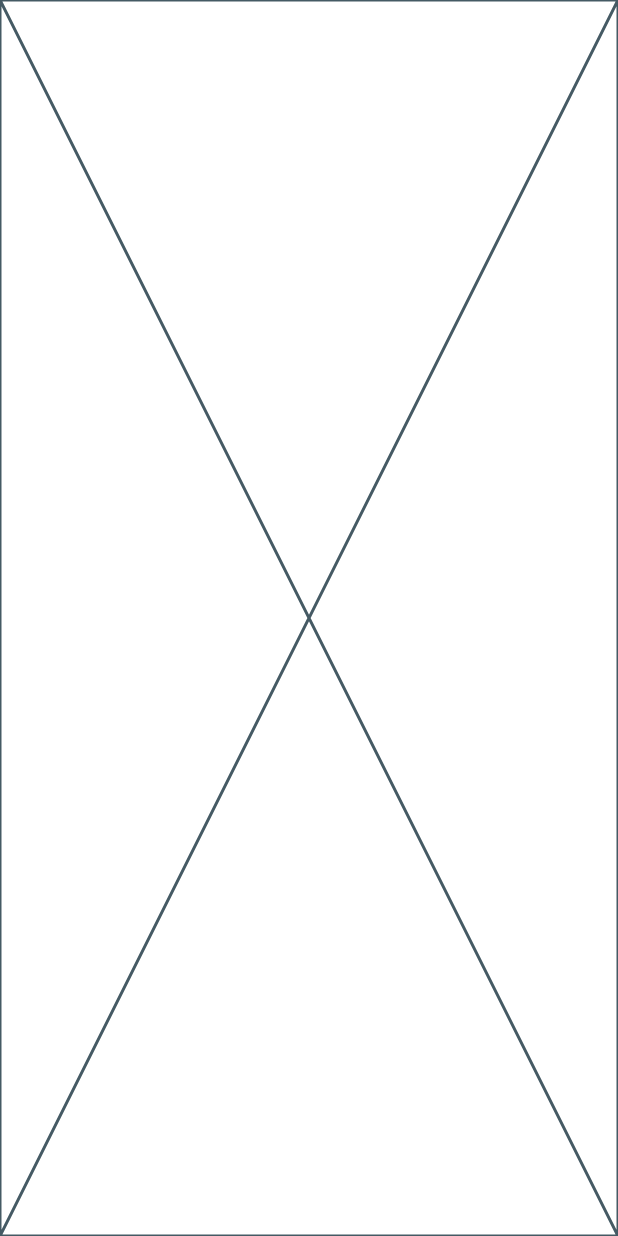
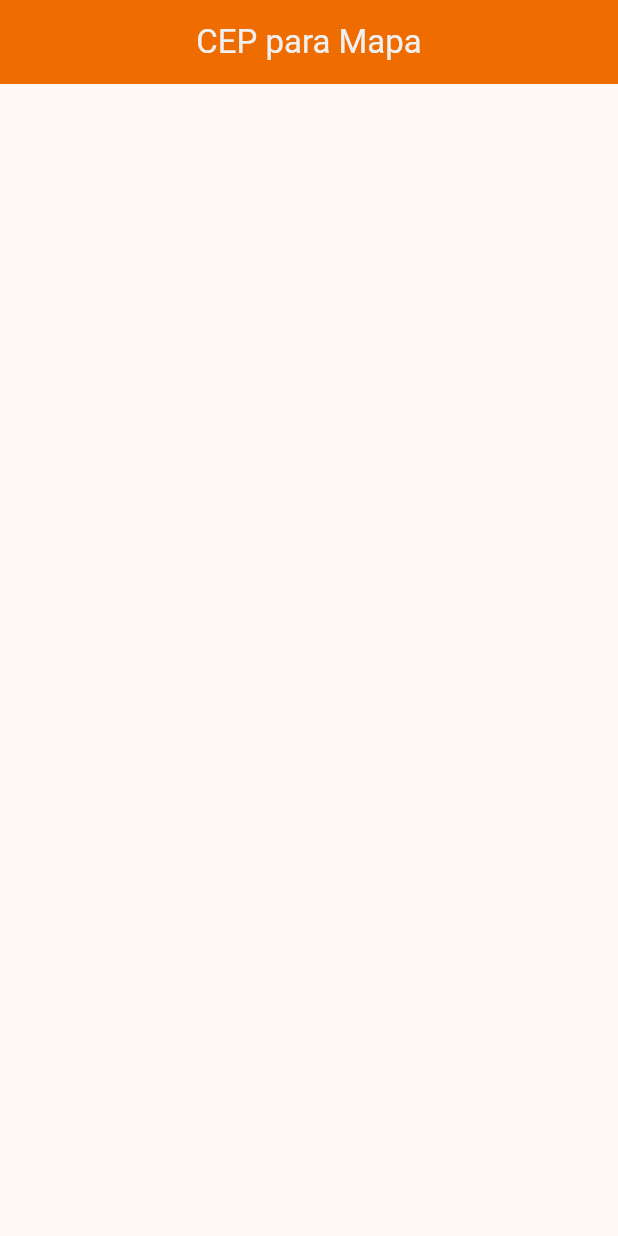
Before and after one commit to GilkleberMedeiros/ddm_av05, a Flutter app: the screen it shows after launch, on a phone screen of 412 x 824 dp. Run offline on Flutter 3.47's test engine with Material 3 defaults, Android fonts, the phone set to English and light mode, and no system bars.

Commit message:
feat: adding home page.

```diff
--- a/lib/main.dart
+++ b/lib/main.dart
@@ -1,4 +1,7 @@
 import 'package:flutter/material.dart';
+
+import "pages/home.dart";
+
 
 void main() {
   runApp(const CepToMapApp());
@@ -32,7 +35,7 @@
       ),
       initialRoute: "/",
       routes: {
-        "/": (context) => Placeholder(),
+        "/": (context) => HomePage(),
       },
     );
   }
--- /dev/null
+++ b/lib/pages/home.dart
@@ -0,0 +1,26 @@
+import "package:flutter/material.dart";
+
+
+class HomePage extends StatelessWidget
+{
+  const HomePage({ super.key });
+
+  @override
+  Widget build(BuildContext context)
+  {
+    return Scaffold(
+      appBar: AppBar(
+        title: Text(
+          "CEP para Mapa",
+          style: TextStyle(color: Color.fromARGB(255, 240, 240, 240)),
+        ),
+        centerTitle: true,
+        backgroundColor: Colors.orange.shade800,
+      ),
+      body: Column(
+        mainAxisAlignment: MainAxisAlignment.center,
+        children: <Widget>[],
+      ),
+    );
+  }
+}
```
